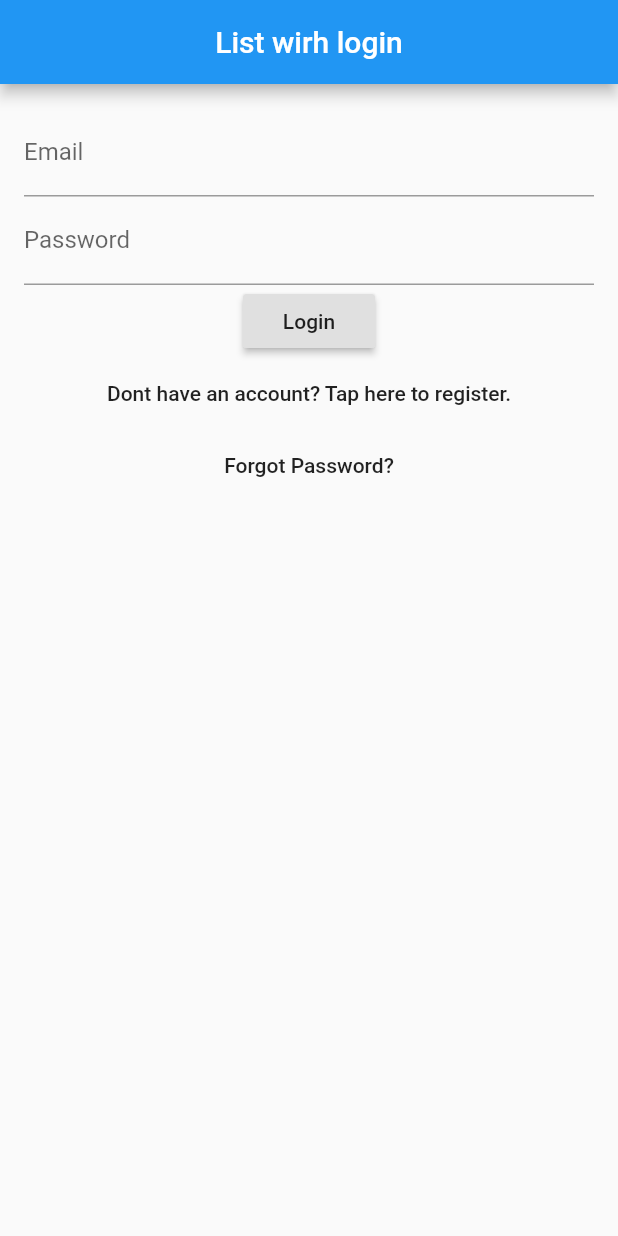
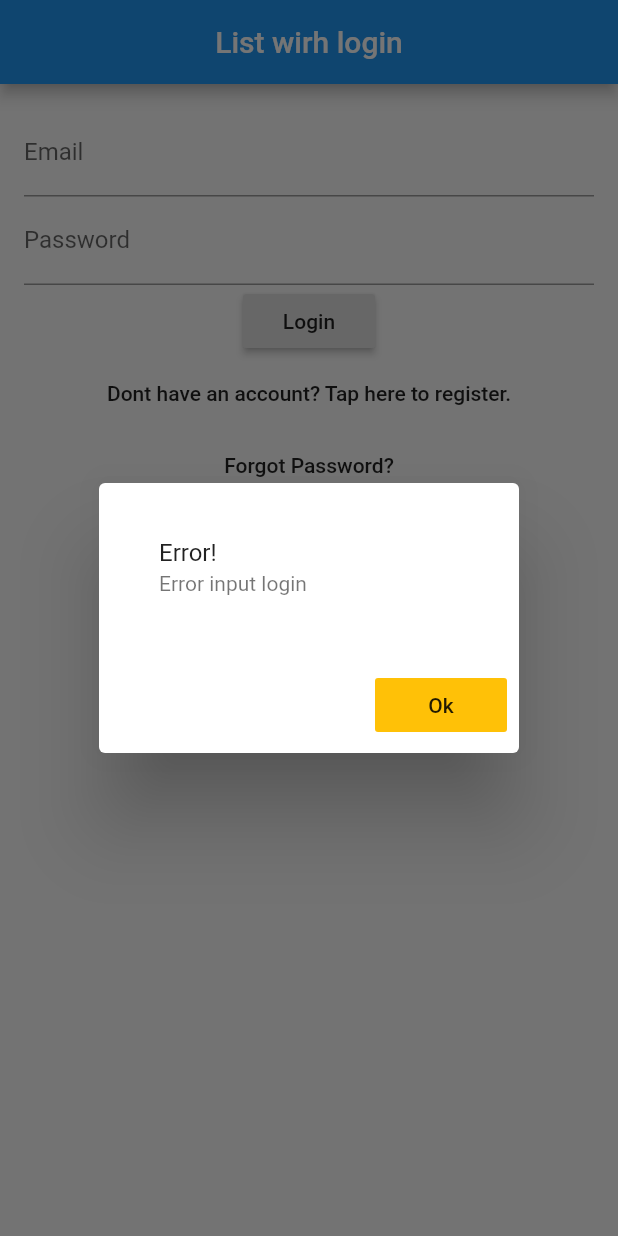
Before and after one commit to seregakd/flutter_login, a Flutter app: the screen it shows after launch, after a tap on "Login", on a phone screen of 412 x 824 dp. Run offline on Flutter 3.47's test engine with Material 2 defaults, Android fonts, the phone set to English and light mode, and no system bars.

Commit message:
add showDialog

```diff
--- a/lib/main.dart
+++ b/lib/main.dart
@@ -156,8 +156,36 @@ class _LoginPageState extends State<LoginPage> {
 
   void _loginPressed () {
     print('The user wants to login with $_email and $_password');
+    if (!users.containsKey(_email)) {
+      _viewShowDialog("Error input login");
+    } else {
+      if(users[_email] != _password) {
+        _viewShowDialog("Error input password");
+      } else {
 
+      }
+    }
   }
+
+  void _viewShowDialog(String errorMessage){
+    showDialog(
+      context: context,
+      builder: (context) => AlertDialog(
+        content: ListTile(
+          title: Text("Error!"),
+          subtitle: Text(errorMessage),
+        ),
+        actions: <Widget>[
+          FlatButton(
+            color: Colors.amber,
+            child: Text('Ok'),
+            onPressed: () => Navigator.of(context).pop(),
+          ),
+        ],
+      ),
+    );
+  }
+
 
   void _createAccountPressed () {
     print('The user wants to create an accoutn with $_email and $_password');
```
